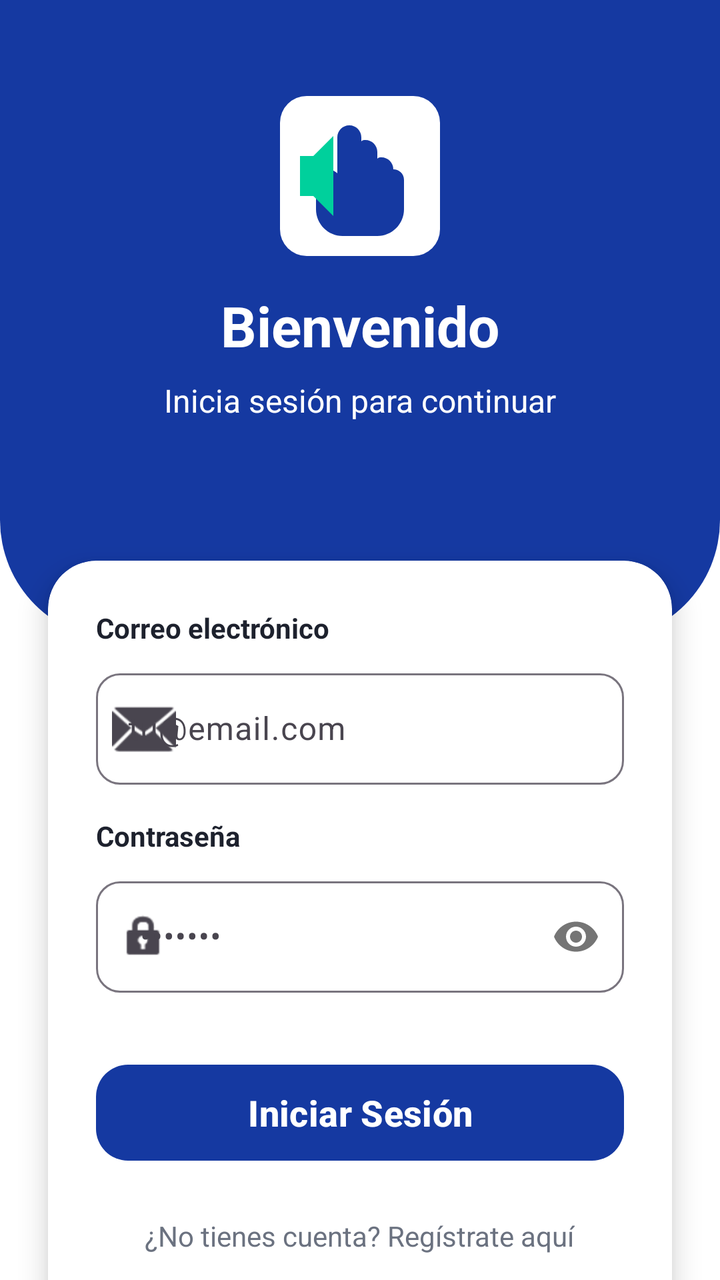
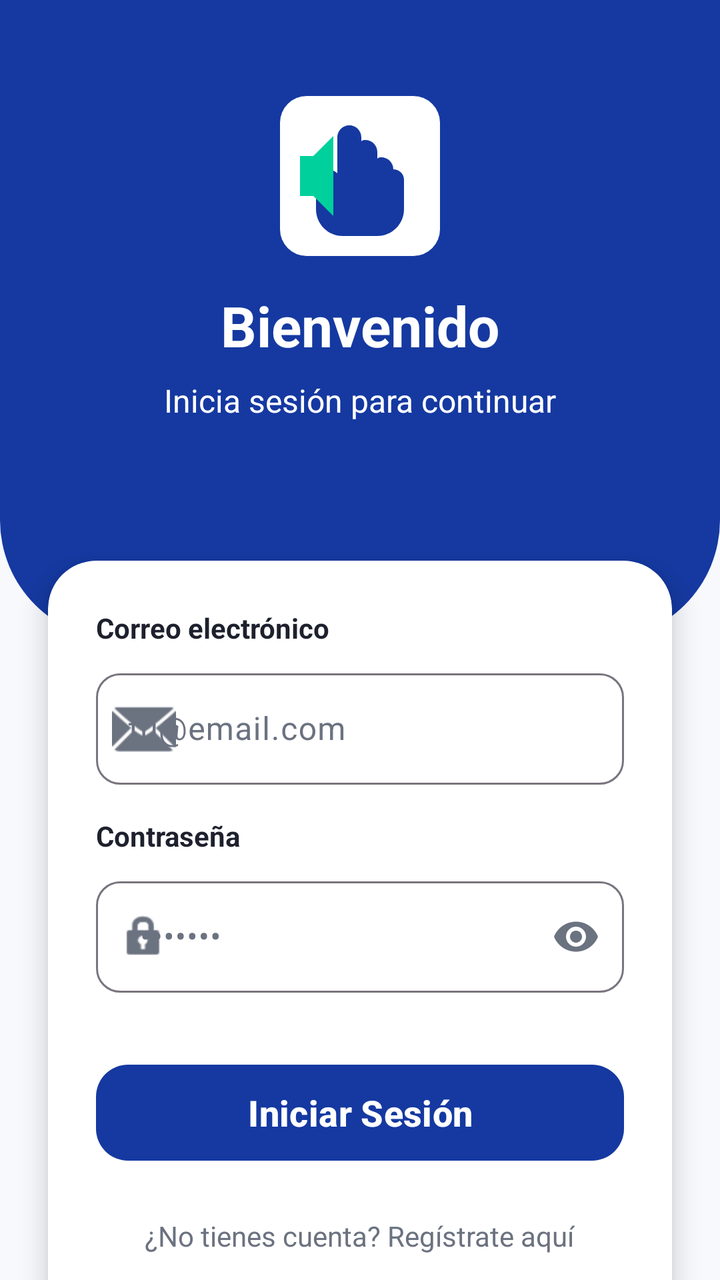

Screens rendered from an Android XML layout before and after an edit, with the pre-edit source and the edit as a unified diff.
<!-- AndroidManifest.xml: application theme Theme.SignLink -->
<!-- res/layout/fragment_login.xml -->
<?xml version="1.0" encoding="utf-8"?>
<androidx.constraintlayout.widget.ConstraintLayout xmlns:android="http://schemas.android.com/apk/res/android"
    xmlns:app="http://schemas.android.com/apk/res-auto"
    android:layout_width="match_parent"
    android:layout_height="match_parent"
    android:background="@color/white">

    <View
        android:id="@+id/header_bg"
        android:layout_width="match_parent"
        android:layout_height="320dp"
        android:background="@drawable/bg_login_header"
        app:layout_constraintTop_toTopOf="parent" />

    <ImageView
        android:id="@+id/logo_small"
        android:layout_width="80dp"
        android:layout_height="80dp"
        android:layout_marginTop="48dp"
        android:src="@drawable/logo_placeholder"
        app:layout_constraintEnd_toEndOf="parent"
        app:layout_constraintStart_toStartOf="parent"
        app:layout_constraintTop_toTopOf="parent" />

    <TextView
        android:id="@+id/welcome_txt"
        android:layout_width="wrap_content"
        android:layout_height="wrap_content"
        android:layout_marginTop="16dp"
        android:text="@string/welcome_title"
        android:textColor="@color/white"
        android:textSize="28sp"
        android:textStyle="bold"
        app:layout_constraintEnd_toEndOf="parent"
        app:layout_constraintStart_toStartOf="parent"
        app:layout_constraintTop_toBottomOf="@+id/logo_small" />

    <TextView
        android:id="@+id/subtitle_txt"
        android:layout_width="wrap_content"
        android:layout_height="wrap_content"
        android:layout_marginTop="8dp"
        android:text="@string/welcome_subtitle"
        android:textColor="@color/white"
        android:textSize="16sp"
        app:layout_constraintEnd_toEndOf="parent"
        app:layout_constraintStart_toStartOf="parent"
        app:layout_constraintTop_toBottomOf="@+id/welcome_txt" />

    <androidx.cardview.widget.CardView
        android:id="@+id/login_card"
        android:layout_width="match_parent"
        android:layout_height="wrap_content"
        android:layout_marginHorizontal="24dp"
        android:layout_marginTop="-40dp"
        app:cardCornerRadius="24dp"
        app:cardElevation="8dp"
        app:layout_constraintTop_toBottomOf="@+id/header_bg">

        <LinearLayout
            android:layout_width="match_parent"
            android:layout_height="wrap_content"
            android:orientation="vertical"
            android:padding="24dp">

            <TextView
                android:layout_width="wrap_content"
                android:layout_height="wrap_content"
                android:text="@string/email_label"
                android:textColor="@color/on_surface"
                android:textStyle="bold" />

            <com.google.android.material.textfield.TextInputLayout
                android:id="@+id/til_email"
                android:layout_width="match_parent"
                android:layout_height="wrap_content"
                android:layout_marginTop="8dp"
                app:boxBackgroundMode="outline"
                app:boxCornerRadiusBottomEnd="12dp"
                app:boxCornerRadiusBottomStart="12dp"
                app:boxCornerRadiusTopEnd="12dp"
                app:boxCornerRadiusTopStart="12dp"
                app:startIconDrawable="@android:drawable/ic_dialog_email">

                <com.google.android.material.textfield.TextInputEditText
                    android:id="@+id/et_email"
                    android:layout_width="match_parent"
                    android:layout_height="wrap_content"
                    android:hint="tu@email.com"
                    android:inputType="textEmailAddress" />
            </com.google.android.material.textfield.TextInputLayout>

            <TextView
                android:layout_width="wrap_content"
                android:layout_height="wrap_content"
                android:layout_marginTop="16dp"
                android:text="@string/password_label"
                android:textColor="@color/on_surface"
                android:textStyle="bold" />

            <com.google.android.material.textfield.TextInputLayout
                android:id="@+id/til_password"
                android:layout_width="match_parent"
                android:layout_height="wrap_content"
                android:layout_marginTop="8dp"
                app:boxBackgroundMode="outline"
                app:boxCornerRadiusBottomEnd="12dp"
                app:boxCornerRadiusBottomStart="12dp"
                app:boxCornerRadiusTopEnd="12dp"
                app:boxCornerRadiusTopStart="12dp"
                app:passwordToggleEnabled="true"
                app:startIconDrawable="@android:drawable/ic_lock_idle_lock">

                <com.google.android.material.textfield.TextInputEditText
                    android:id="@+id/et_password"
                    android:layout_width="match_parent"
                    android:layout_height="wrap_content"
                    android:hint="••••••••"
                    android:inputType="textPassword" />
            </com.google.android.material.textfield.TextInputLayout>

            <com.google.android.material.button.MaterialButton
                android:id="@+id/btn_login"
                android:layout_width="match_parent"
                android:layout_height="56dp"
                android:layout_marginTop="32dp"
                android:text="@string/login_button"
                android:textAllCaps="false"
                android:textSize="18sp"
                android:textStyle="bold"
                app:cornerRadius="16dp" />

            <com.google.android.material.progressindicator.LinearProgressIndicator
                android:id="@+id/login_progress"
                android:layout_width="match_parent"
                android:layout_height="wrap_content"
                android:layout_marginTop="8dp"
                android:indeterminate="true"
                android:visibility="gone" />

            <TextView
                android:id="@+id/tv_register"
                android:layout_width="wrap_content"
                android:layout_height="wrap_content"
                android:layout_gravity="center"
                android:layout_marginTop="16dp"
                android:padding="8dp"
                android:text="¿No tienes cuenta? Regístrate aquí"
                android:textColor="@color/on_surface_variant" />

            <LinearLayout
                android:layout_width="match_parent"
                android:layout_height="wrap_content"
                android:layout_marginTop="24dp"
                android:gravity="center"
                android:orientation="horizontal">

                <View
                    android:layout_width="0dp"
                    android:layout_height="1dp"
                    android:layout_weight="1"
                    android:background="@color/gray_200" />

                <TextView
                    android:layout_width="wrap_content"
                    android:layout_height="wrap_content"
                    android:layout_marginHorizontal="16dp"
                    android:text="@string/or_continue_with"
                    android:textColor="@color/on_surface_variant" />

                <View
                    android:layout_width="0dp"
                    android:layout_height="1dp"
                    android:layout_weight="1"
                    android:background="@color/gray_200" />
            </LinearLayout>

            <com.google.android.material.button.MaterialButton
                android:id="@+id/btn_google"
                style="@style/Widget.Material3.Button.OutlinedButton"
                android:layout_width="match_parent"
                android:layout_height="56dp"
                android:layout_marginTop="24dp"
                android:text="Continuar con Google"
                android:textAllCaps="false"
                android:textColor="@color/on_surface"
                android:textSize="16sp"
                app:cornerRadius="16dp"
                app:icon="@android:drawable/ic_menu_search"
                app:iconGravity="textStart"
                app:iconPadding="12dp"
                app:iconTint="@null"
                app:strokeColor="@color/gray_200" />

        </LinearLayout>
    </androidx.cardview.widget.CardView>

</androidx.constraintlayout.widget.ConstraintLayout>
<!-- resources referenced by this layout -->
<resources>
  <color name="gray_200">#E5E7EB</color>
  <color name="on_surface">#1D212D</color>
  <color name="on_surface_variant">#6B7280</color>
  <color name="white">#FFFFFFFF</color>
  <!-- drawable bg_login_header (drawable) -->
  <?xml version="1.0" encoding="utf-8"?>
  <shape xmlns:android="http://schemas.android.com/apk/res/android">
      <solid android:color="@color/primary" />
      <corners
          android:bottomLeftRadius="60dp"
          android:bottomRightRadius="60dp" />
  </shape>
  <!-- drawable logo_placeholder (drawable) -->
  <vector xmlns:android="http://schemas.android.com/apk/res/android"
      android:width="120dp"
      android:height="120dp"
      android:viewportWidth="120"
      android:viewportHeight="120">
      
      <path
          android:fillColor="#FFFFFF"
          android:pathData="M20,0 L100,0 A20,20 0 0 1 120,20 L120,100 A20,20 0 0 1 100,120 L20,120 A20,20 0 0 1 0,100 L0,20 A20,20 0 0 1 20,0 Z" />
      
      <path
          android:fillColor="#1539A1"
          android:pathData="M85,55 C85,50 81,46 76,46 C75,46 74,46 73,47 L73,42 C73,37 69,33 64,33 C63,33 62,33 61,34 L61,31 C61,26 57,22 52,22 C47,22 43,26 43,31 L43,58 C41,56 38,55 35,55 C31,55 27,59 27,64 L27,85 C27,96 36,105 47,105 L73,105 C84,105 93,96 93,85 L93,63 C93,58 89,55 85,55 Z" />
      
      <path
          android:fillColor="#00D09C"
          android:pathData="M25,45 L15,45 L15,75 L25,75 L40,90 L40,30 Z" />
  </vector>
  <string name="email_label">Correo electrónico</string>
  <string name="login_button">Iniciar Sesión</string>
  <string name="or_continue_with">o continúa con</string>
  <string name="password_label">Contraseña</string>
  <string name="welcome_subtitle">Inicia sesión para continuar</string>
  <string name="welcome_title">Bienvenido</string>
  <style name="Theme.SignLink" parent="Base.Theme.SignLink" />
  <color name="primary">#1539A1</color>
  <style name="Base.Theme.SignLink" parent="Theme.Material3.DayNight.NoActionBar">
          <item name="colorPrimary">@color/primary</item>
          <item name="colorOnPrimary">@color/on_primary</item>
          <item name="colorSecondary">@color/secondary</item>
          <item name="colorOnSecondary">@color/on_secondary</item>
          <item name="android:navigationBarColor">@color/white</item>
          <item name="android:windowBackground">@color/background</item>
      </style>
  <color name="on_primary">#FFFFFF</color>
  <color name="secondary">#00D09C</color>
  <color name="on_secondary">#FFFFFF</color>
  <color name="background">#F8F9FD</color>
</resources>

<!-- the commit's change to res/layout/fragment_login.xml (unified diff, before → after) -->
@@ -3,7 +3,7 @@
     xmlns:app="http://schemas.android.com/apk/res-auto"
     android:layout_width="match_parent"
     android:layout_height="match_parent"
-    android:background="@color/white">
+    android:background="?android:attr/windowBackground">
 
     <View
         android:id="@+id/header_bg"
@@ -53,6 +53,7 @@
         android:layout_height="wrap_content"
         android:layout_marginHorizontal="24dp"
         android:layout_marginTop="-40dp"
+        app:cardBackgroundColor="?attr/colorSurface"
         app:cardCornerRadius="24dp"
         app:cardElevation="8dp"
         app:layout_constraintTop_toBottomOf="@+id/header_bg">
@@ -67,7 +68,7 @@
                 android:layout_width="wrap_content"
                 android:layout_height="wrap_content"
                 android:text="@string/email_label"
-                android:textColor="@color/on_surface"
+                android:textColor="?attr/colorOnSurface"
                 android:textStyle="bold" />
 
             <com.google.android.material.textfield.TextInputLayout
@@ -80,7 +81,10 @@
                 app:boxCornerRadiusBottomStart="12dp"
                 app:boxCornerRadiusTopEnd="12dp"
                 app:boxCornerRadiusTopStart="12dp"
-                app:startIconDrawable="@android:drawable/ic_dialog_email">
+                app:startIconDrawable="@android:drawable/ic_dialog_email"
+                app:startIconTint="?attr/colorOnSurfaceVariant"
+                app:hintTextColor="?attr/colorPrimary"
+                app:placeholderTextColor="?attr/colorOnSurfaceVariant">
 
                 <com.google.android.material.textfield.TextInputEditText
                     android:id="@+id/et_email"
@@ -95,7 +99,7 @@
                 android:layout_height="wrap_content"
                 android:layout_marginTop="16dp"
                 android:text="@string/password_label"
-                android:textColor="@color/on_surface"
+                android:textColor="?attr/colorOnSurface"
                 android:textStyle="bold" />
 
             <com.google.android.material.textfield.TextInputLayout
@@ -109,7 +113,11 @@
                 app:boxCornerRadiusTopEnd="12dp"
                 app:boxCornerRadiusTopStart="12dp"
                 app:passwordToggleEnabled="true"
-                app:startIconDrawable="@android:drawable/ic_lock_idle_lock">
+                app:startIconDrawable="@android:drawable/ic_lock_idle_lock"
+                app:startIconTint="?attr/colorOnSurfaceVariant"
+                app:hintTextColor="?attr/colorPrimary"
+                app:placeholderTextColor="?attr/colorOnSurfaceVariant"
+                app:passwordToggleTint="?attr/colorOnSurfaceVariant">
 
                 <com.google.android.material.textfield.TextInputEditText
                     android:id="@+id/et_password"
@@ -146,7 +154,7 @@
                 android:layout_marginTop="16dp"
                 android:padding="8dp"
                 android:text="¿No tienes cuenta? Regístrate aquí"
-                android:textColor="@color/on_surface_variant" />
+                android:textColor="?attr/colorOnSurfaceVariant" />
 
             <LinearLayout
                 android:layout_width="match_parent"
@@ -159,20 +167,20 @@
                     android:layout_width="0dp"
                     android:layout_height="1dp"
                     android:layout_weight="1"
-                    android:background="@color/gray_200" />
+                    android:background="?attr/colorSurfaceVariant" />
 
                 <TextView
                     android:layout_width="wrap_content"
                     android:layout_height="wrap_content"
                     android:layout_marginHorizontal="16dp"
                     android:text="@string/or_continue_with"
-                    android:textColor="@color/on_surface_variant" />
+                    android:textColor="?attr/colorOnSurfaceVariant" />
 
                 <View
                     android:layout_width="0dp"
                     android:layout_height="1dp"
                     android:layout_weight="1"
-                    android:background="@color/gray_200" />
+                    android:background="?attr/colorSurfaceVariant" />
             </LinearLayout>
 
             <com.google.android.material.button.MaterialButton
@@ -183,14 +191,14 @@
                 android:layout_marginTop="24dp"
                 android:text="Continuar con Google"
                 android:textAllCaps="false"
-                android:textColor="@color/on_surface"
+                android:textColor="?attr/colorOnSurface"
                 android:textSize="16sp"
                 app:cornerRadius="16dp"
                 app:icon="@android:drawable/ic_menu_search"
                 app:iconGravity="textStart"
                 app:iconPadding="12dp"
-                app:iconTint="@null"
-                app:strokeColor="@color/gray_200" />
+                app:iconTint="?attr/colorOnSurface"
+                app:strokeColor="?attr/colorSurfaceVariant" />
 
         </LinearLayout>
     </androidx.cardview.widget.CardView>
<!-- resource entries referenced after the edit -->
@@ -1,8 +1,9 @@
 <!-- resources referenced by this layout -->
 <resources>
-  <color name="gray_200">#E5E7EB</color>
   <color name="on_surface">#1D212D</color>
   <color name="on_surface_variant">#6B7280</color>
+  <color name="gray_100">#F3F4F6</color>
+  <color name="primary_variant">#0D2970</color>
   <color name="white">#FFFFFFFF</color>
   <!-- drawable bg_login_header (drawable) -->
   <?xml version="1.0" encoding="utf-8"?>
@@ -46,10 +47,17 @@
           <item name="colorOnSecondary">@color/on_secondary</item>
           <item name="android:navigationBarColor">@color/white</item>
           <item name="android:windowBackground">@color/background</item>
+          <item name="colorSurface">@color/surface</item>
+          <item name="colorOnSurface">@color/on_surface</item>
+          <item name="colorOnSurfaceVariant">@color/on_surface_variant</item>
+          <item name="colorSurfaceVariant">@color/gray_100</item>
+          <item name="colorPrimaryContainer">#E3F2FD</item>
+          <item name="colorOnPrimaryContainer">@color/primary_variant</item>
       </style>
   <color name="on_primary">#FFFFFF</color>
   <color name="secondary">#00D09C</color>
   <color name="on_secondary">#FFFFFF</color>
   <color name="background">#F8F9FD</color>
+  <color name="surface">#FFFFFF</color>
 </resources>
 
